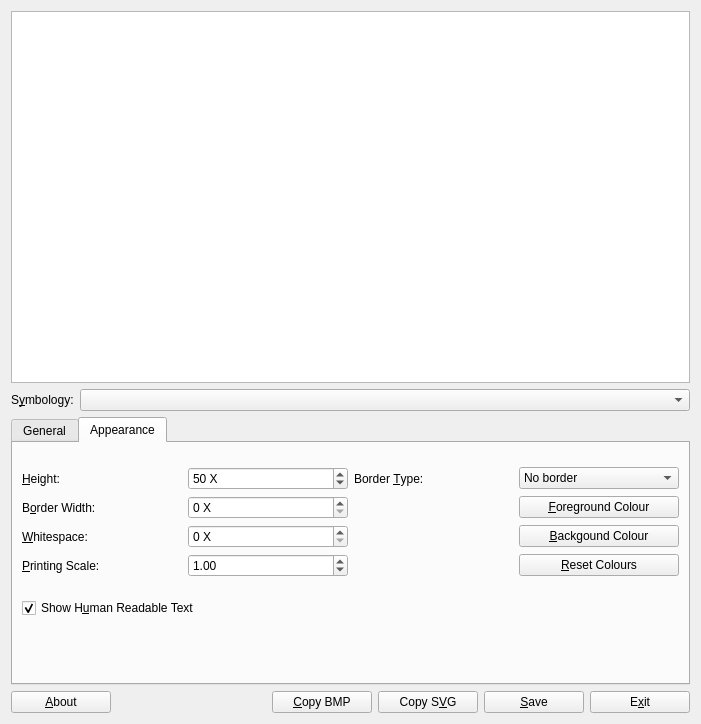
Before: the Qt Designer form frontend_qt/mainWindow.ui in novcom/zint, drawn with Qt 5.
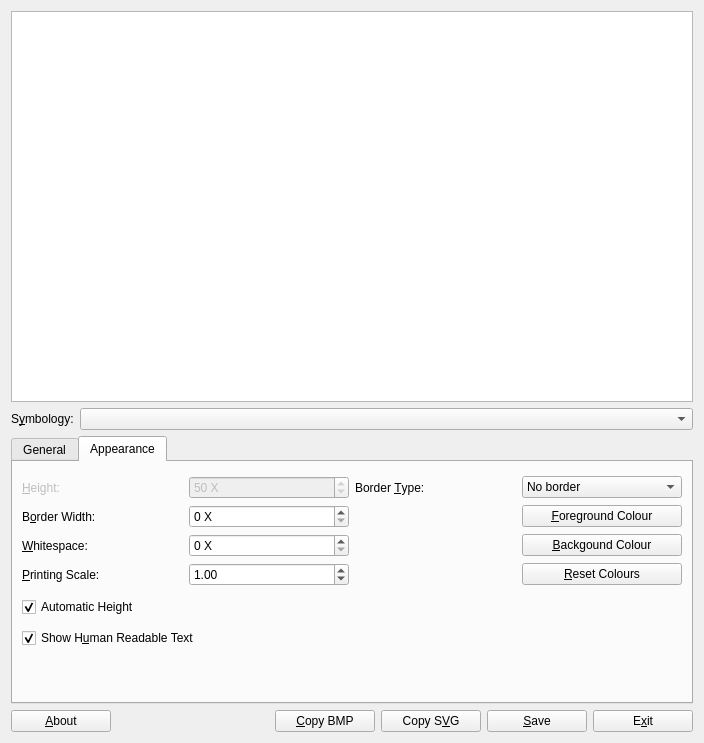
After: the same form once the commit is applied. Icons and pictures are not drawn.

Diff of the .ui file:
```diff
--- a/frontend_qt/mainWindow.ui
+++ b/frontend_qt/mainWindow.ui
@@ -9,8 +9,8 @@
    <rect>
     <x>0</x>
     <y>0</y>
-    <width>701</width>
-    <height>724</height>
+    <width>704</width>
+    <height>743</height>
    </rect>
   </property>
   <property name="sizePolicy">
@@ -331,7 +331,10 @@
            <item>
             <layout class="QGridLayout" name="gridLayout">
              <item row="0" column="0">
-              <widget class="QLabel" name="label_3">
+              <widget class="QLabel" name="lblHeight">
+               <property name="enabled">
+                <bool>false</bool>
+               </property>
                <property name="text">
                 <string>&amp;Height:</string>
                </property>
@@ -384,6 +387,9 @@
              </item>
              <item row="0" column="1">
               <widget class="QSpinBox" name="heightb">
+               <property name="enabled">
+                <bool>false</bool>
+               </property>
                <property name="toolTip">
                 <string>Overall symbol height</string>
                </property>
@@ -522,6 +528,19 @@
              </item>
             </layout>
            </item>
+           <item>
+            <widget class="QCheckBox" name="chkAutoHeight">
+             <property name="enabled">
+              <bool>true</bool>
+             </property>
+             <property name="text">
+              <string>Automatic Height</string>
+             </property>
+             <property name="checked">
+              <bool>true</bool>
+             </property>
+            </widget>
+           </item>
            <item>
             <widget class="QCheckBox" name="chkHRTHide">
              <property name="toolTip">
```
Left out of the diff: 6 changed lines with no effect on the pictures.
